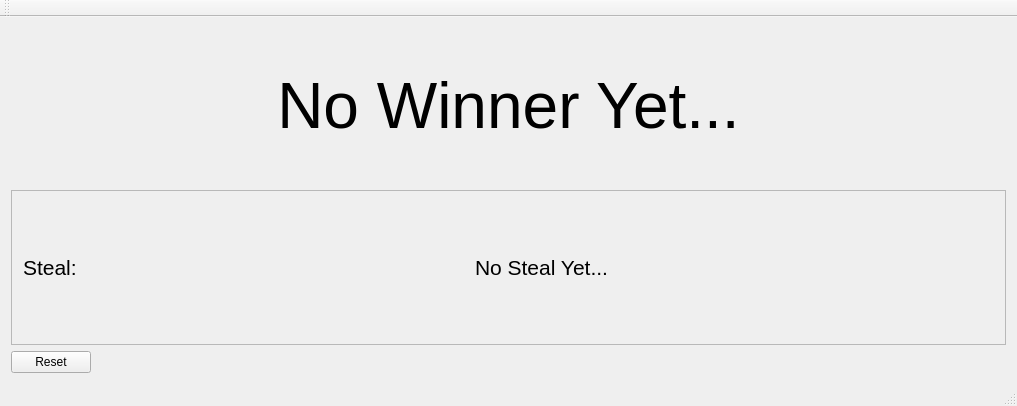
Before: the Qt Designer form mainwindow.ui in shaiss/MakeyMAkeyQuiz, drawn with Qt 5.
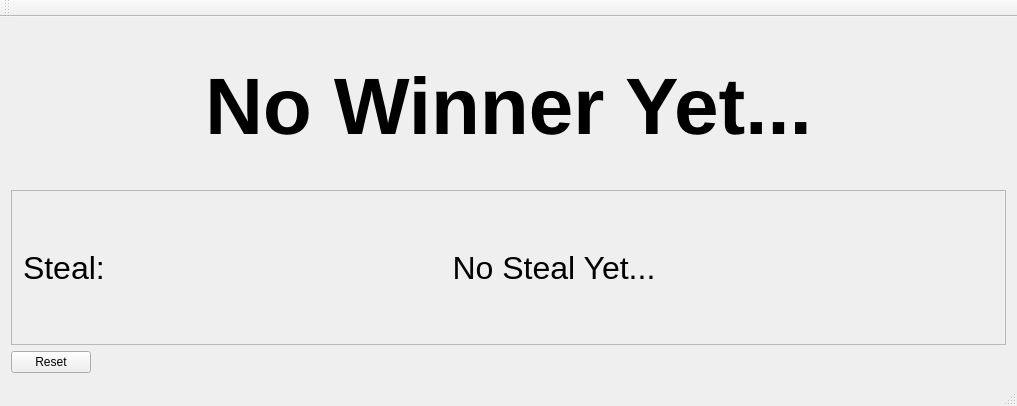
After: the same form once the commit is applied.

Commit message: fixed font sizes

```diff
--- a/mainwindow.ui
+++ b/mainwindow.ui
@@ -31,7 +31,10 @@
       </property>
       <property name="font">
        <font>
-        <pointsize>48</pointsize>
+        <pointsize>60</pointsize>
+        <weight>75</weight>
+        <bold>true</bold>
+        <kerning>true</kerning>
        </font>
       </property>
       <property name="layoutDirection">
@@ -61,13 +64,13 @@
         <widget class="QLabel" name="statusLabel_2">
          <property name="maximumSize">
           <size>
-           <width>60</width>
+           <width>85</width>
            <height>16777215</height>
           </size>
          </property>
          <property name="font">
           <font>
-           <pointsize>16</pointsize>
+           <pointsize>24</pointsize>
           </font>
          </property>
          <property name="text">
@@ -79,7 +82,7 @@
         <widget class="QLabel" name="steal">
          <property name="font">
           <font>
-           <pointsize>16</pointsize>
+           <pointsize>24</pointsize>
           </font>
          </property>
          <property name="text">
```
